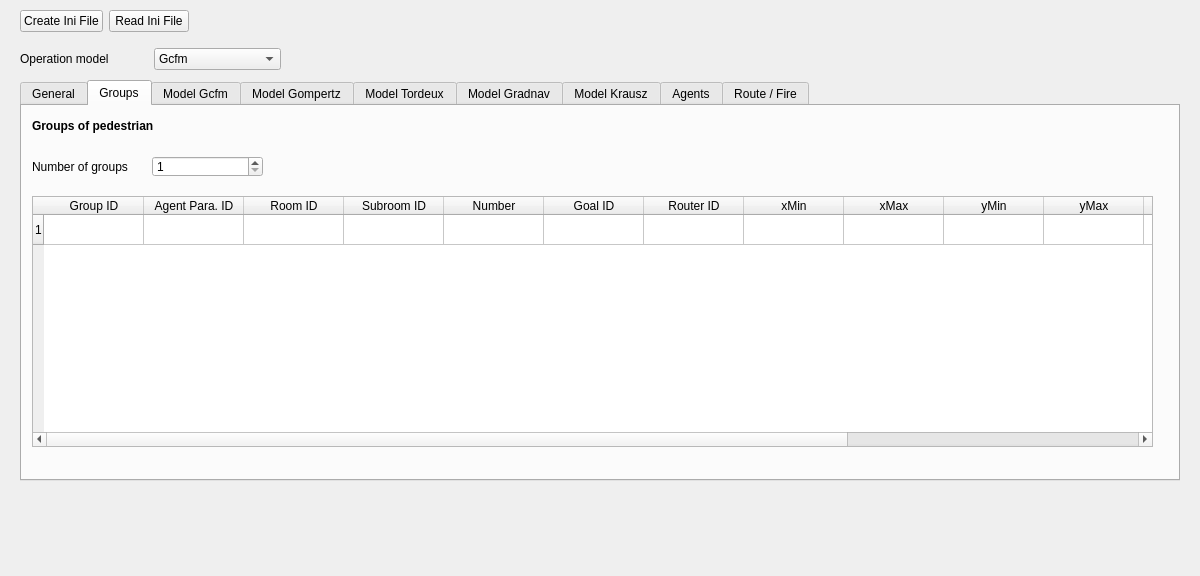
The window that forms/inifilewidget.ui (JuPedSim/jpseditor) describes before a commit, drawn with Qt 5.
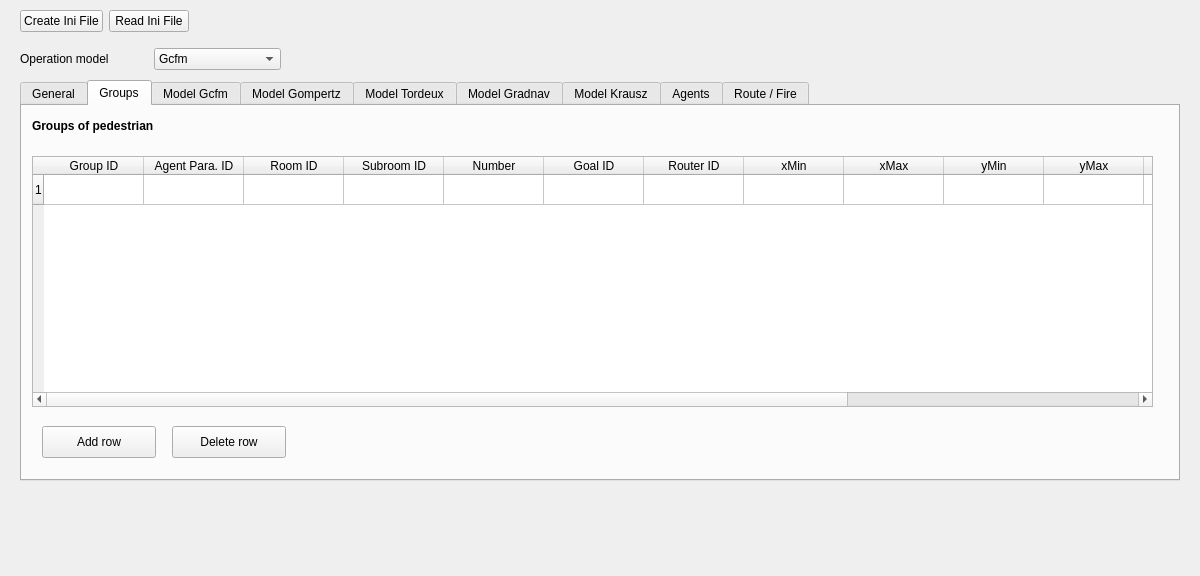
The same window after the commit. The open tabs and pages were chosen to show the change.

Commit message: Edit table with buttons - #135 Update ini file writer/reader for models

The edit to the form file:
```diff
--- a/forms/inifilewidget.ui
+++ b/forms/inifilewidget.ui
@@ -539,37 +539,11 @@
       <string>&lt;html&gt;&lt;head/&gt;&lt;body&gt;&lt;p&gt;&lt;span style=&quot; font-weight:600;&quot;&gt;Groups of pedestrian&lt;/span&gt;&lt;/p&gt;&lt;/body&gt;&lt;/html&gt;</string>
      </property>
     </widget>
-    <widget class="QLabel" name="label_groups_1">
-     <property name="geometry">
-      <rect>
-       <x>10</x>
-       <y>50</y>
-       <width>121</width>
-       <height>21</height>
-      </rect>
-     </property>
-     <property name="text">
-      <string>Number of groups</string>
-     </property>
-    </widget>
-    <widget class="QSpinBox" name="spinBox_groups_1">
-     <property name="geometry">
-      <rect>
-       <x>130</x>
-       <y>50</y>
-       <width>111</width>
-       <height>21</height>
-      </rect>
-     </property>
-     <property name="minimum">
-      <number>1</number>
-     </property>
-    </widget>
     <widget class="QTableWidget" name="tableWidget_groups_1">
      <property name="geometry">
       <rect>
        <x>10</x>
-       <y>90</y>
+       <y>50</y>
        <width>1121</width>
        <height>251</height>
       </rect>
@@ -660,6 +634,32 @@
       </property>
      </item>
     </widget>
+    <widget class="QPushButton" name="pushButton_addGroupRow">
+     <property name="geometry">
+      <rect>
+       <x>20</x>
+       <y>320</y>
+       <width>114</width>
+       <height>32</height>
+      </rect>
+     </property>
+     <property name="text">
+      <string>Add row</string>
+     </property>
+    </widget>
+    <widget class="QPushButton" name="pushButton_deleteGroupRow">
+     <property name="geometry">
+      <rect>
+       <x>150</x>
+       <y>320</y>
+       <width>114</width>
+       <height>32</height>
+      </rect>
+     </property>
+     <property name="text">
+      <string>Delete row</string>
+     </property>
+    </widget>
    </widget>
    <widget class="QWidget" name="tab_model_gcfm">
     <attribute name="title">
```
Left out of the diff: 32 changed lines with no effect on the pictures. The commit also changes 2 other files.
